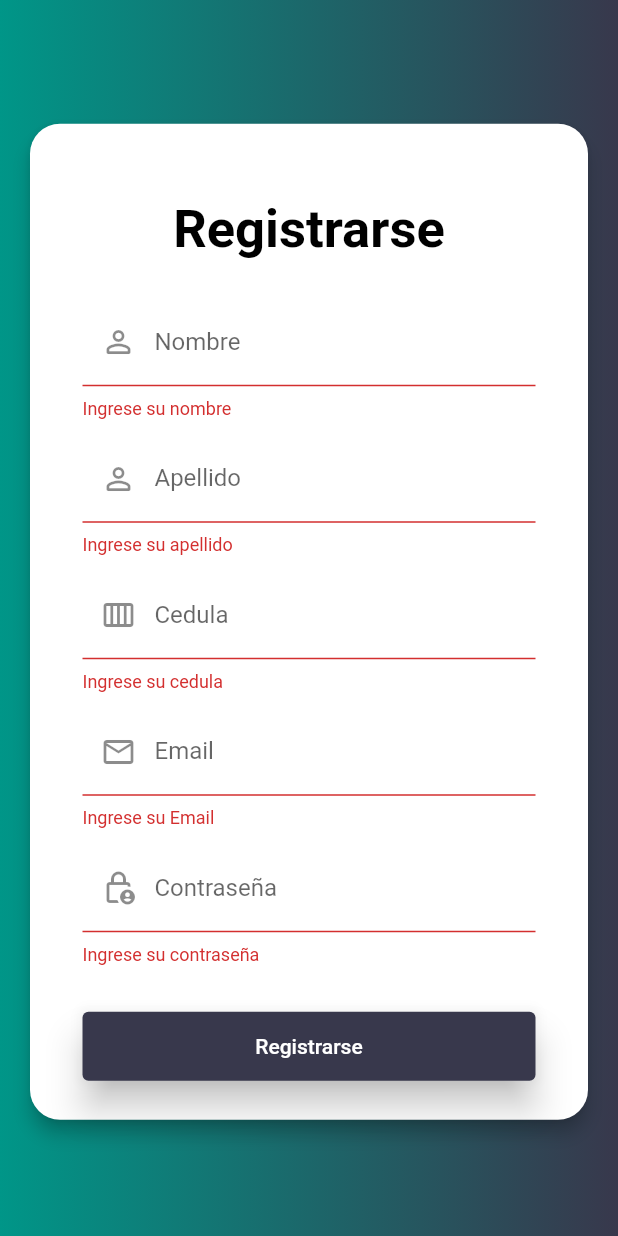
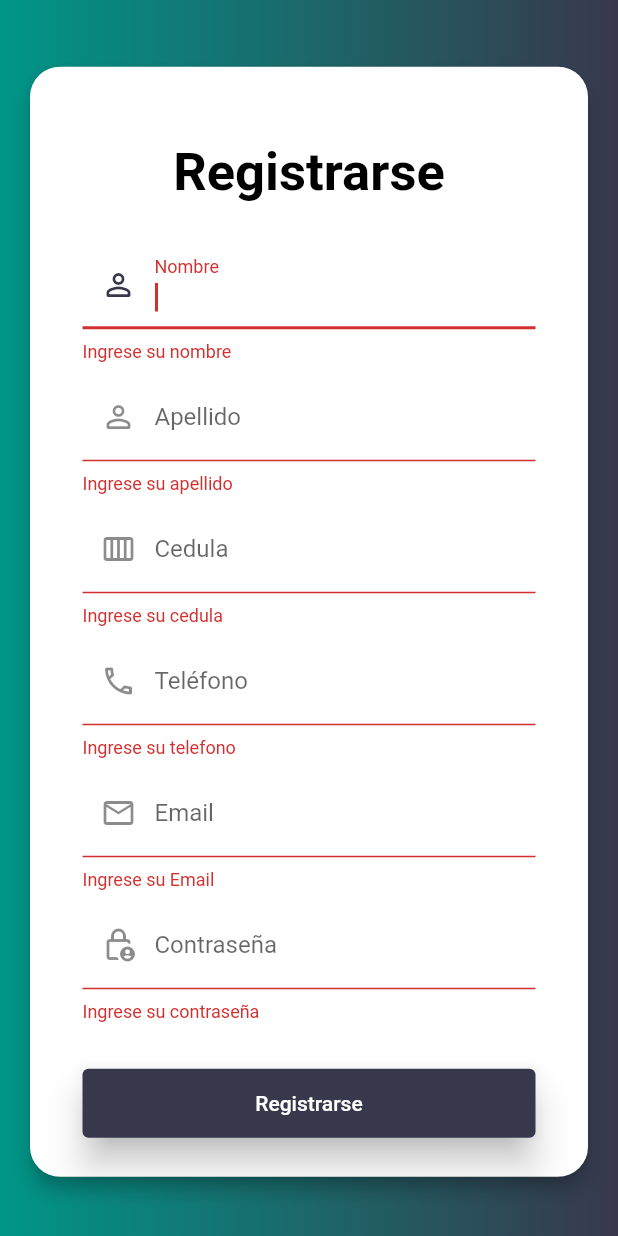
Before and after one commit to PazminoJose/fast-alarm, a Flutter app: the RegisterPage screen opened by its route, after a tap on "Registrarse", on a phone screen of 412 x 824 dp. Run offline on Flutter 3.47's test engine with Material 2 defaults, Android fonts, the phone set to English and light mode, and no system bars; our stand-ins replace awesome_snackbar_content, fluttertoast, geocoding, geolocator, modal_bottom_sheet, shared_preferences and 1 more; missing offline and left inert: flutter_hardware_button_nullsafety, map_launcher, onesignal_flutter; accounts and stored records are empty; network calls fail.

```diff
--- a/app_boton_panico/lib/src/global/enviroment.dart
+++ b/app_boton_panico/lib/src/global/enviroment.dart
@@ -2,8 +2,9 @@ class Environments {
   static String url = "137.184.70.22";
   static String postSendNotificationPushAllDevices =
       "/api/SendNotificationAllDevices";
-  static String postNotification = "/api/notification";
+  static String postNotification = "/api/alert";
   static String getUser = "/api/user/login";
+  static String getAlertsByUser = "/api/alert/getbyUser/";
   static String postUser = "/api/user/";
   static String getDevices = "/api/GetDevices";
 }
--- a/app_boton_panico/lib/src/screens/register_page.dart
+++ b/app_boton_panico/lib/src/screens/register_page.dart
@@ -1,11 +1,12 @@
 import 'package:app_boton_panico/src/components/snackbars.dart';
-import 'package:app_boton_panico/src/components/toasts.dart';
 import 'package:app_boton_panico/src/methods/validators.dart';
 import 'package:app_boton_panico/src/models/entities.dart';
 import 'package:app_boton_panico/src/services/user_services.dart';
 import 'package:flutter/material.dart';
 
 class RegisterPage extends StatefulWidget {
+  const RegisterPage({Key key}) : super(key: key);
+
   @override
   State<RegisterPage> createState() => _RegisterPageState();
 }
@@ -18,6 +19,7 @@ class _RegisterPageState extends State<RegisterPage> {
   String name = "";
   String suranme = "";
   String idCard = "";
+  String phone = "";
   String password = "";
 
   final GlobalKey<FormState> _formKey = GlobalKey<FormState>();
@@ -69,6 +71,7 @@ class _RegisterPageState extends State<RegisterPage> {
                               mainAxisAlignment: MainAxisAlignment.spaceBetween,
                               children: [
                                 TextFormField(
+                                  autofocus: true,
                                   keyboardType: TextInputType.name,
                                   //controller: name,
                                   decoration: const InputDecoration(
@@ -85,7 +88,7 @@ class _RegisterPageState extends State<RegisterPage> {
                                   },
                                 ),
                                 const SizedBox(
-                                  height: 10,
+                                  height: 7,
                                 ),
                                 TextFormField(
                                   keyboardType: TextInputType.name,
@@ -104,7 +107,7 @@ class _RegisterPageState extends State<RegisterPage> {
                                   },
                                 ),
                                 const SizedBox(
-                                  height: 10,
+                                  height: 7,
                                 ),
                                 TextFormField(
                                   keyboardType: TextInputType.number,
@@ -123,7 +126,26 @@ class _RegisterPageState extends State<RegisterPage> {
                                   },
                                 ),
                                 const SizedBox(
-                                  height: 10,
+                                  height: 7,
+                                ),
+                                TextFormField(
+                                  keyboardType: TextInputType.number,
+                                  //controller: name,
+                                  decoration: const InputDecoration(
+                                    prefixIcon:
+                                        Icon(Icons.phone_outlined),
+                                    label: Text("Teléfono"),
+                                  ),
+                                  onSaved: (value) => {phone = value},
+                                  validator: (value) {
+                                    if (value.isEmpty || value == null) {
+                                      return "Ingrese su telefono";
+                                    }
+                                    return null;
+                                  },
+                                ),
+                                const SizedBox(
+                                  height: 7,
                                 ),
                                 TextFormField(
                                   keyboardType: TextInputType.emailAddress,
@@ -141,7 +163,7 @@ class _RegisterPageState extends State<RegisterPage> {
                                   },
                                 ),
                                 const SizedBox(
-                                  height: 10,
+                                  height: 7,
                                 ),
                                 TextFormField(
                                   obscureText: true,
@@ -197,7 +219,7 @@ class _RegisterPageState extends State<RegisterPage> {
       ),
     );
   }
-
+//TODO: Comprobar cedula con 0
   void _showHomePage(context) async {
     try {
       if (_formKey.currentState.validate()) {
@@ -210,6 +232,7 @@ class _RegisterPageState extends State<RegisterPage> {
             name: name,
             surname: suranme,
             idCard: idCard,
+            phone: phone,
             email: email,
             password: password,
             userType: "user");
--- a/app_boton_panico/lib/src/services/user_services.dart
+++ b/app_boton_panico/lib/src/services/user_services.dart
@@ -54,5 +54,4 @@ class UserServices {
       throw Failure("Bad response format");
     }
   }
-
 }
--- a/app_boton_panico/pubspec.yaml
+++ b/app_boton_panico/pubspec.yaml
@@ -45,6 +45,9 @@ dependencies:
   cupertino_icons: ^1.0.2
   geolocator: ^9.0.2
   geocoding: ^2.0.5
+  modal_bottom_sheet: ^2.1.2
+  intl: ^0.17.0
+  flutter_hardware_button_nullsafety: ^0.1.2
 
 dev_dependencies:
   flutter_test:
```
Also changed, not shown: app_boton_panico/lib/src/models/entities.dart (+20 -9 lines), app_boton_panico/lib/src/screens/alerts.dart (added, +50 -0 lines), app_boton_panico/lib/src/screens/login_page.dart (+13 -9 lines), app_boton_panico/lib/src/screens/my_home_page.dart (+53 -15 lines), app_boton_panico/lib/src/services/notification_services.dart (+30 -2 lines), app_boton_panico/pubspec.lock.
